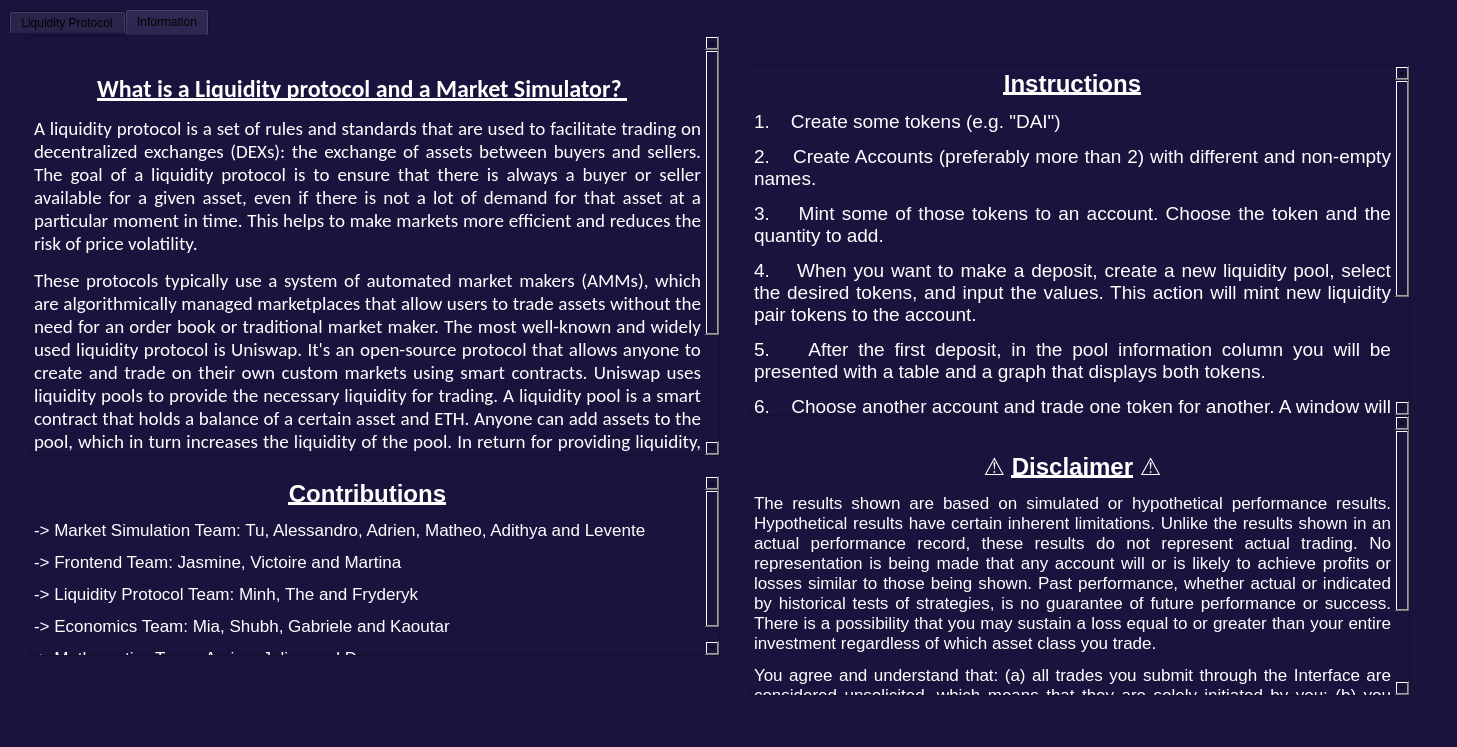
Above: introductorywindow.ui from LiquidityProtocol/AMM-Simulator before the change. Below: the same form after it.
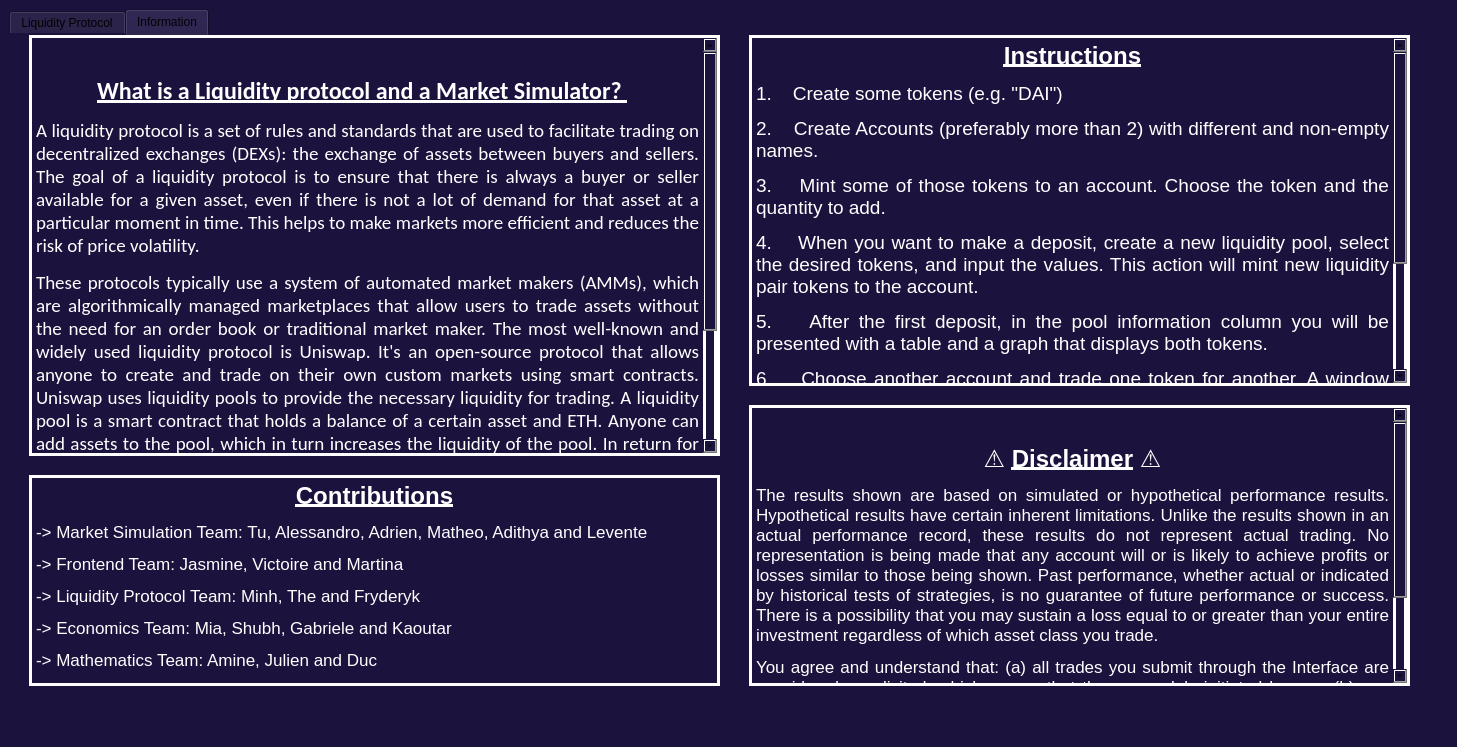
That is the form after the change. The open tabs and pages were chosen to show the change. Icons and pictures are not drawn.

Commit message: Adding borders to introductory window

```diff
--- a/introductorywindow.ui
+++ b/introductorywindow.ui
@@ -102,7 +102,10 @@
          </font>
         </property>
         <property name="styleSheet">
-         <string notr="true"/>
+         <string notr="true">border: 3px solid rgb(255, 255, 255);
+
+
+</string>
         </property>
         <property name="html">
          <string>&lt;!DOCTYPE HTML PUBLIC &quot;-//W3C//DTD HTML 4.0//EN&quot; &quot;http://www.w3.org/TR/REC-html40/strict.dtd&quot;&gt;
@@ -121,13 +124,14 @@
         <property name="geometry">
          <rect>
           <x>740</x>
-          <y>30</y>
+          <y>0</y>
           <width>661</width>
           <height>351</height>
          </rect>
         </property>
         <property name="styleSheet">
-         <string notr="true"/>
+         <string notr="true">border: 3px solid rgb(255, 255, 255);
+</string>
         </property>
         <property name="html">
          <string>&lt;!DOCTYPE HTML PUBLIC &quot;-//W3C//DTD HTML 4.0//EN&quot; &quot;http://www.w3.org/TR/REC-html40/strict.dtd&quot;&gt;
@@ -150,11 +154,16 @@
         <property name="geometry">
          <rect>
           <x>740</x>
-          <y>380</y>
+          <y>370</y>
           <width>661</width>
           <height>281</height>
          </rect>
         </property>
+        <property name="styleSheet">
+         <string notr="true">border: 3px solid rgb(255, 255, 255);
+
+</string>
+        </property>
         <property name="html">
          <string>&lt;!DOCTYPE HTML PUBLIC &quot;-//W3C//DTD HTML 4.0//EN&quot; &quot;http://www.w3.org/TR/REC-html40/strict.dtd&quot;&gt;
 &lt;html&gt;&lt;head&gt;&lt;meta name=&quot;qrichtext&quot; content=&quot;1&quot; /&gt;&lt;meta charset=&quot;utf-8&quot; /&gt;&lt;style type=&quot;text/css&quot;&gt;
@@ -174,11 +183,12 @@
           <x>20</x>
           <y>440</y>
           <width>691</width>
-          <height>181</height>
+          <height>211</height>
          </rect>
         </property>
         <property name="styleSheet">
-         <string notr="true"/>
+         <string notr="true">border: 3px solid rgb(255, 255, 255);
+</string>
         </property>
         <property name="frameShape">
          <enum>QFrame::StyledPanel</enum>
```
Left out of the diff: 4 changed lines with no effect on the pictures.
